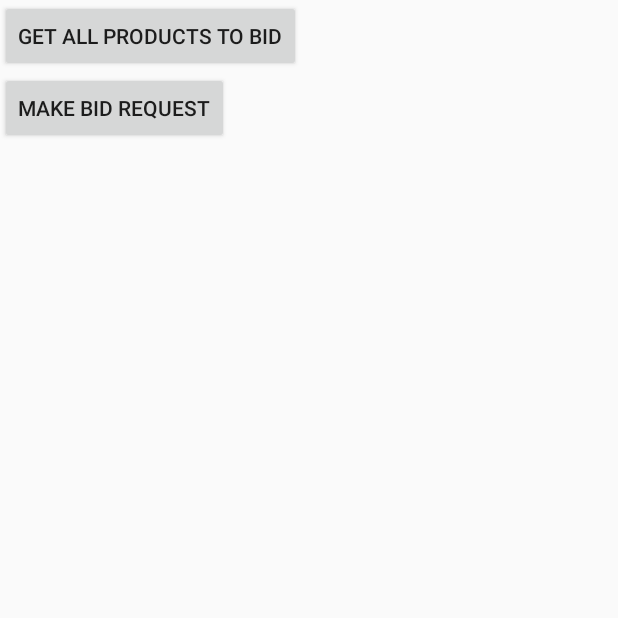
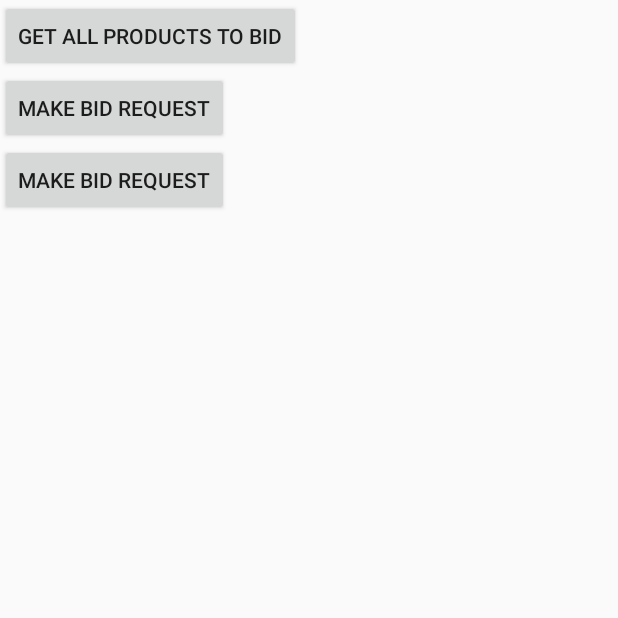
Before and after one commit to neeraj-singh/MyntraHD, an Android app: the screen it shows after launch (DummyNetworkActivity), after a tap on "GET ALL PRODUCTS TO BID", on a phone screen of 412 x 824 dp, the top half of it. Run offline under Robolectric (Android 15) with nearby library versions, the phone set to English and light mode, and no system bars.

```diff
--- a/app/src/main/java/com/neerajsingh/myntrahd/DummyNetworkActivity.java
+++ b/app/src/main/java/com/neerajsingh/myntrahd/DummyNetworkActivity.java
@@ -8,6 +8,7 @@ import android.widget.Button;
 import android.widget.Toast;
 
 import com.neerajsingh.myntrahd.network.BaseRequestInterface;
+import com.neerajsingh.myntrahd.network.response.BidBasket;
 import com.neerajsingh.myntrahd.network.response.Product;
 
 import java.util.List;
@@ -21,7 +22,7 @@ import retrofit2.Response;
  */
 public class DummyNetworkActivity extends Activity{
     private static final String TAG = DummyNetworkActivity.class.getSimpleName();
-    private String uniqueId ;
+    private String uniqueId = null;
     public BaseRequestInterface baseRequestInterface;
     @Override
     protected void onCreate(Bundle savedInstanceState) {
@@ -30,6 +31,7 @@ public class DummyNetworkActivity extends Activity{
 
         Button button1 = (Button) findViewById(R.id.button1);
         Button button2 = (Button) findViewById(R.id.button2);
+        Button button3 = (Button) findViewById(R.id.button3);
 
         MyntraHDApplication.initializeRetrofit(MyntraHDApplication.BASE_URL);
         baseRequestInterface =
@@ -47,6 +49,13 @@ public class DummyNetworkActivity extends Activity{
             @Override
             public void onClick(View v) {
                 makeBidForProductRequest(getUniqueId(), "2", "345");
+            }
+        });
+
+        button3.setOnClickListener(new View.OnClickListener() {
+            @Override
+            public void onClick(View v) {
+                getAllBiddedProductsForUId(getUniqueId());
             }
         });
     }
@@ -83,7 +92,28 @@ public class DummyNetworkActivity extends Activity{
         });
     }
 
+    public void getAllBiddedProductsForUId(String uniqueId){
+        Call<List<BidBasket>> bidBasketCall = baseRequestInterface.getAllBiddedProductsWithStatus(uniqueId);
+        bidBasketCall.enqueue(new Callback<List<BidBasket>>() {
+            @Override
+            public void onResponse(Call<List<BidBasket>> call, Response<List<BidBasket>> response) {
+                Log.d(TAG, "onResponse  isSuccessful : " + response.isSuccessful() + " response " + response.body().toString());
+                Toast.makeText(DummyNetworkActivity.this, "Response is [" + response.body().toString() + "]", Toast.LENGTH_LONG).show();
+
+            }
+
+            @Override
+            public void onFailure(Call<List<BidBasket>> call, Throwable t) {
+                Log.d(TAG, "onFailure  : " + call.toString());
+            }
+        });
+
+    }
     public String getUniqueId() {
-        return "1285";
+
+        if(uniqueId == null || uniqueId.length() == 0)
+            uniqueId  = AccountUtils.getAccontId(DummyNetworkActivity.this);
+        return uniqueId;
+
     }
 }
--- a/app/src/main/java/com/neerajsingh/myntrahd/MyntraHDApplication.java
+++ b/app/src/main/java/com/neerajsingh/myntrahd/MyntraHDApplication.java
@@ -10,7 +10,7 @@ import retrofit2.converter.gson.GsonConverterFactory;
  */
 public class MyntraHDApplication extends Application{
 
-    public static final String BASE_URL = "http://10.0.13.68:8080";
+    public static final String BASE_URL = "http://10.0.13.68:8090";
     private static Retrofit retrofit;
     @Override
     public void onCreate() {
--- a/app/src/main/java/com/neerajsingh/myntrahd/network/BaseRequestInterface.java
+++ b/app/src/main/java/com/neerajsingh/myntrahd/network/BaseRequestInterface.java
@@ -1,5 +1,6 @@
 package com.neerajsingh.myntrahd.network;
 
+import com.neerajsingh.myntrahd.network.response.BidBasket;
 import com.neerajsingh.myntrahd.network.response.Product;
 
 import java.util.List;
@@ -17,4 +18,7 @@ public interface BaseRequestInterface {
 
     @GET("/addToBidBasket?")
     Call<Boolean> addBidForPid(@Query("uid") String uid, @Query("pid") String pid, @Query("bidAmt") String bidAmt);
+
+    @GET("/getBidBasket?")
+    Call<List<BidBasket>> getAllBiddedProductsWithStatus(@Query("uid") String uid);
 }
--- a/app/src/main/res/layout/dummy_activity_file.xml
+++ b/app/src/main/res/layout/dummy_activity_file.xml
@@ -14,4 +14,9 @@
         android:layout_height="wrap_content"
         android:text="Make bid request"
         android:id="@+id/button2" />
+    <Button
+        android:layout_width="wrap_content"
+        android:layout_height="wrap_content"
+        android:text="Make bid request"
+        android:id="@+id/button3" />
 </LinearLayout>
```
Also changed, not shown: app/src/main/java/com/neerajsingh/myntrahd/network/response/BidBasket.java (+13 -0 lines).
